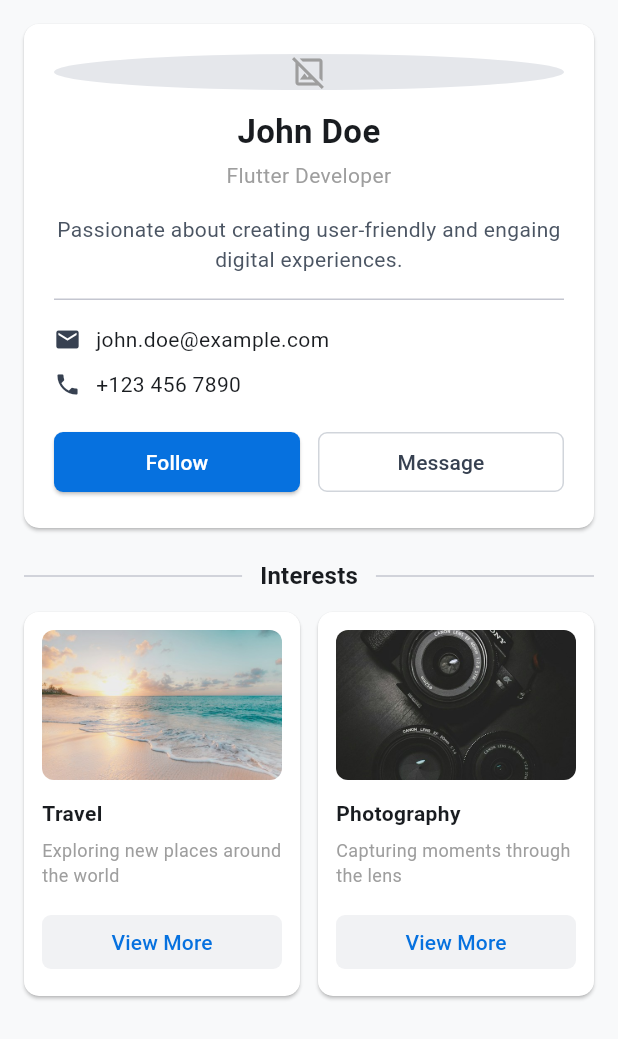
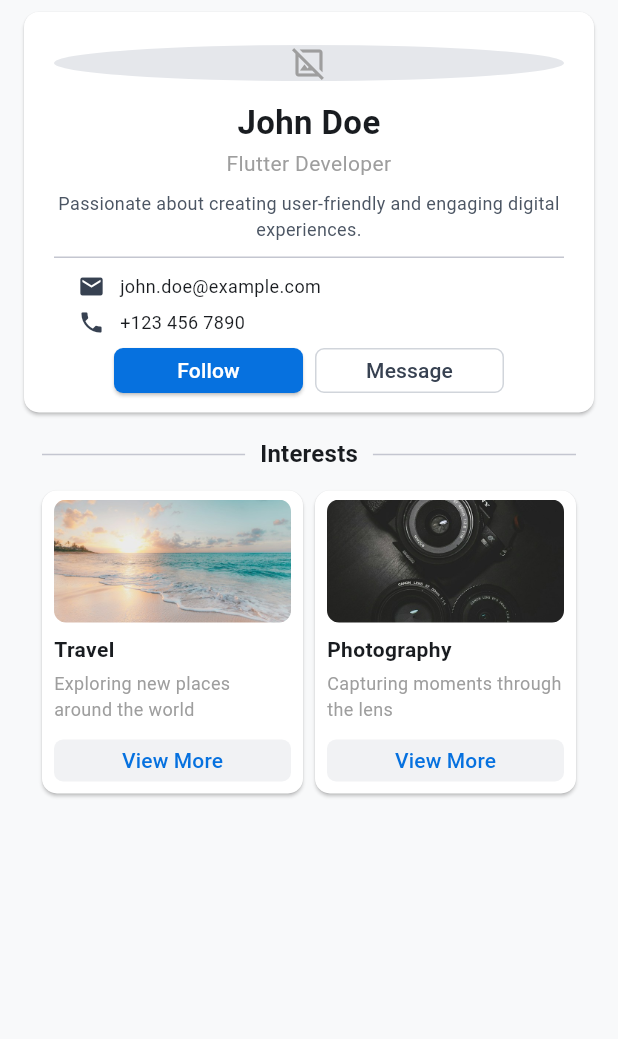
Before and after one commit to i-am-mamun/Module-8-Exam-week-Assignment_Ostad, a Flutter app: the screen it shows after launch, on a phone screen of 412 x 824 dp. Shown: the top 1039 px of the screen. Run offline on Flutter 3.47's test engine with Material 3 defaults, Android fonts, the light colour scheme and no system bars; network calls fail.

Commit message:
Match profile UI reference proportions

```diff
--- a/lib/screens/interest_card.dart
+++ b/lib/screens/interest_card.dart
@@ -20,28 +20,31 @@ class InterestCard extends StatelessWidget {
         crossAxisAlignment: CrossAxisAlignment.start,
         children: [
           Padding(
-            padding: const EdgeInsets.fromLTRB(12, 12, 12, 0),
+            padding: const EdgeInsets.fromLTRB(8, 6, 8, 0),
             child: ClipRRect(
               borderRadius: BorderRadius.circular(8),
               child: Image.asset(
                 imagePath,
                 width: double.infinity,
-                height: 100,
+                height: 82,
                 fit: BoxFit.cover,
                 errorBuilder: _imageErrorBuilder,
               ),
             ),
           ),
           Padding(
-            padding: const EdgeInsets.all(12),
+            padding: const EdgeInsets.fromLTRB(8, 8, 8, 8),
             child: Column(
               crossAxisAlignment: CrossAxisAlignment.start,
               children: [
                 Text(
                   title,
-                  style: const TextStyle(fontWeight: FontWeight.bold),
+                  style: const TextStyle(
+                    fontSize: 14,
+                    fontWeight: FontWeight.bold,
+                  ),
                 ),
-                const SizedBox(height: 6),
+                const SizedBox(height: 4),
                 Text(
                   subtitle,
                   style: const TextStyle(color: Colors.grey, fontSize: 12),
@@ -54,7 +57,9 @@ class InterestCard extends StatelessWidget {
                     style: TextButton.styleFrom(
                       backgroundColor: const Color(0xFFF1F2F4),
                       foregroundColor: const Color(0xFF0671DF),
-                      minimumSize: const Size.fromHeight(36),
+                      minimumSize: const Size.fromHeight(28),
+                      padding: EdgeInsets.zero,
+                      tapTargetSize: MaterialTapTargetSize.shrinkWrap,
                       shape: RoundedRectangleBorder(
                         borderRadius: BorderRadius.circular(6),
                       ),
--- a/lib/screens/profile_interests_screen.dart
+++ b/lib/screens/profile_interests_screen.dart
@@ -10,44 +10,75 @@ class ProfileInterestsScreen extends StatelessWidget {
   Widget build(BuildContext context) {
     return Scaffold(
       body: SafeArea(
-        child: SingleChildScrollView(
-          padding: const EdgeInsets.all(16),
+        child: LayoutBuilder(
+          builder: (context, constraints) {
+            final isCompact = constraints.maxWidth < 380;
+
+            return SingleChildScrollView(
+              padding: const EdgeInsets.symmetric(horizontal: 16, vertical: 8),
               child: Center(
                 child: ConstrainedBox(
-              constraints: const BoxConstraints(maxWidth: 560),
+                  constraints: const BoxConstraints(maxWidth: 960),
+                  child: SizedBox(
+                    width: double.infinity,
                     child: Column(
                       children: [
                         const _ProfileCard(),
-                  const SizedBox(height: 20),
+                        const SizedBox(height: 16),
+                        Padding(
+                          padding: const EdgeInsets.symmetric(horizontal: 12),
+                          child: Column(
+                            children: [
                               Row(
                                 children: [
                                   const Expanded(child: Divider()),
                                   Padding(
-                        padding: const EdgeInsets.symmetric(horizontal: 12),
+                                    padding: const EdgeInsets.symmetric(
+                                      horizontal: 10,
+                                    ),
                                     child: Text(
                                       'Interests',
                                       style: Theme.of(context)
                                           .textTheme
                                           .titleMedium
-                              ?.copyWith(fontWeight: FontWeight.bold),
+                                          ?.copyWith(
+                                            fontWeight: FontWeight.bold,
+                                          ),
                                     ),
                                   ),
                                   const Expanded(child: Divider()),
                                 ],
                               ),
                               const SizedBox(height: 12),
-                  Row(
+                              Flex(
+                                direction:
+                                    isCompact ? Axis.vertical : Axis.horizontal,
                                 crossAxisAlignment: CrossAxisAlignment.start,
                                 children: [
                                   for (var index = 0;
                                       index < Interest.items.length;
                                       index++) ...[
-                        if (index > 0) const SizedBox(width: 12),
+                                    if (index > 0)
+                                      SizedBox(
+                                        width: isCompact ? 0 : 8,
+                                        height: isCompact ? 12 : 0,
+                                      ),
+                                    if (isCompact)
+                                      InterestCard(
+                                        title: Interest.items[index].title,
+                                        subtitle:
+                                            Interest.items[index].subtitle,
+                                        imagePath:
+                                            Interest.items[index].imagePath,
+                                      )
+                                    else
                                       Expanded(
                                         child: InterestCard(
                                           title: Interest.items[index].title,
-                            subtitle: Interest.items[index].subtitle,
-                            imagePath: Interest.items[index].imagePath,
+                                          subtitle:
+                                              Interest.items[index].subtitle,
+                                          imagePath:
+                                              Interest.items[index].imagePath,
                                         ),
                                       ),
                                   ],
@@ -56,7 +87,13 @@ class ProfileInterestsScreen extends StatelessWidget {
                             ],
                           ),
                         ),
+                      ],
                     ),
+                  ),
+                ),
+              ),
+            );
+          },
         ),
       ),
     );
@@ -70,7 +107,7 @@ class _ProfileCard extends StatelessWidget {
   Widget build(BuildContext context) {
     return Card(
       child: Padding(
-        padding: const EdgeInsets.all(20),
+        padding: const EdgeInsets.fromLTRB(20, 22, 20, 13),
         child: Column(
           children: [
             ClipOval(
@@ -88,39 +125,66 @@ class _ProfileCard extends StatelessWidget {
               textAlign: TextAlign.center,
               style: TextStyle(fontSize: 22, fontWeight: FontWeight.bold),
             ),
-            const SizedBox(height: 4),
+            const SizedBox(height: 2),
             const Text(
               'Flutter Developer',
               textAlign: TextAlign.center,
               style: TextStyle(color: Colors.grey),
             ),
-            const SizedBox(height: 16),
+            const SizedBox(height: 8),
             const Text(
-              'Passionate about creating user-friendly and engaing digital experiences.',
+              'Passionate about creating user-friendly and engaging digital experiences.',
               textAlign: TextAlign.center,
-              style: TextStyle(color: Color(0xFF4B5563)),
+              style: TextStyle(
+                color: Color(0xFF4B5563),
+                fontSize: 12,
+              ),
             ),
             const Padding(
-              padding: EdgeInsets.symmetric(vertical: 16),
+              padding: EdgeInsets.symmetric(vertical: 10),
               child: Divider(height: 1),
             ),
-            const Row(
+            Center(
+              child: ConstrainedBox(
+                constraints: const BoxConstraints(maxWidth: 308),
+                child: SizedBox(
+                  width: double.infinity,
+                  child: Column(
+                    crossAxisAlignment: CrossAxisAlignment.start,
+                    children: const [
+                      Row(
                         children: [
                           Icon(Icons.mail, size: 18, color: Color(0xFF374151)),
                           SizedBox(width: 10),
-                Text('john.doe@example.com'),
+                          Flexible(
+                            child: Text(
+                              'john.doe@example.com',
+                              style: TextStyle(fontSize: 12),
+                              overflow: TextOverflow.ellipsis,
+                            ),
+                          ),
                         ],
                       ),
-            const SizedBox(height: 10),
-            const Row(
+                      SizedBox(height: 6),
+                      Row(
                         children: [
                           Icon(Icons.phone, size: 18, color: Color(0xFF374151)),
                           SizedBox(width: 10),
-                Text('+123 456 7890'),
+                          Text(
+                            '+123 456 7890',
+                            style: TextStyle(fontSize: 12),
+                          ),
                         ],
                       ),
-            const SizedBox(height: 18),
-            Row(
+                    ],
+                  ),
+                ),
+              ),
+            ),
+            const SizedBox(height: 8),
+            ConstrainedBox(
+              constraints: const BoxConstraints(maxWidth: 260),
+              child: Row(
                 children: [
                   Expanded(
                     child: ElevatedButton(
@@ -128,7 +192,9 @@ class _ProfileCard extends StatelessWidget {
                       style: ElevatedButton.styleFrom(
                         backgroundColor: const Color(0xFF0671DF),
                         foregroundColor: Colors.white,
-                      minimumSize: const Size.fromHeight(40),
+                        minimumSize: const Size.fromHeight(30),
+                        padding: EdgeInsets.zero,
+                        tapTargetSize: MaterialTapTargetSize.shrinkWrap,
                         shape: RoundedRectangleBorder(
                           borderRadius: BorderRadius.circular(6),
                         ),
@@ -136,14 +202,16 @@ class _ProfileCard extends StatelessWidget {
                       child: const Text('Follow'),
                     ),
                   ),
-                const SizedBox(width: 12),
+                  const SizedBox(width: 8),
                   Expanded(
                     child: OutlinedButton(
                       onPressed: () {},
                       style: OutlinedButton.styleFrom(
                         foregroundColor: const Color(0xFF374151),
                         side: const BorderSide(color: Color(0xFFD1D5DB)),
-                      minimumSize: const Size.fromHeight(40),
+                        minimumSize: const Size.fromHeight(30),
+                        padding: EdgeInsets.zero,
+                        tapTargetSize: MaterialTapTargetSize.shrinkWrap,
                         shape: RoundedRectangleBorder(
                           borderRadius: BorderRadius.circular(6),
                         ),
@@ -152,6 +220,7 @@ class _ProfileCard extends StatelessWidget {
                     ),
                   ),
                 ],
+              ),
             ),
           ],
         ),
```
Also changed, not shown: 2 other files. Lines whose indentation alone changed are shown as unchanged.
